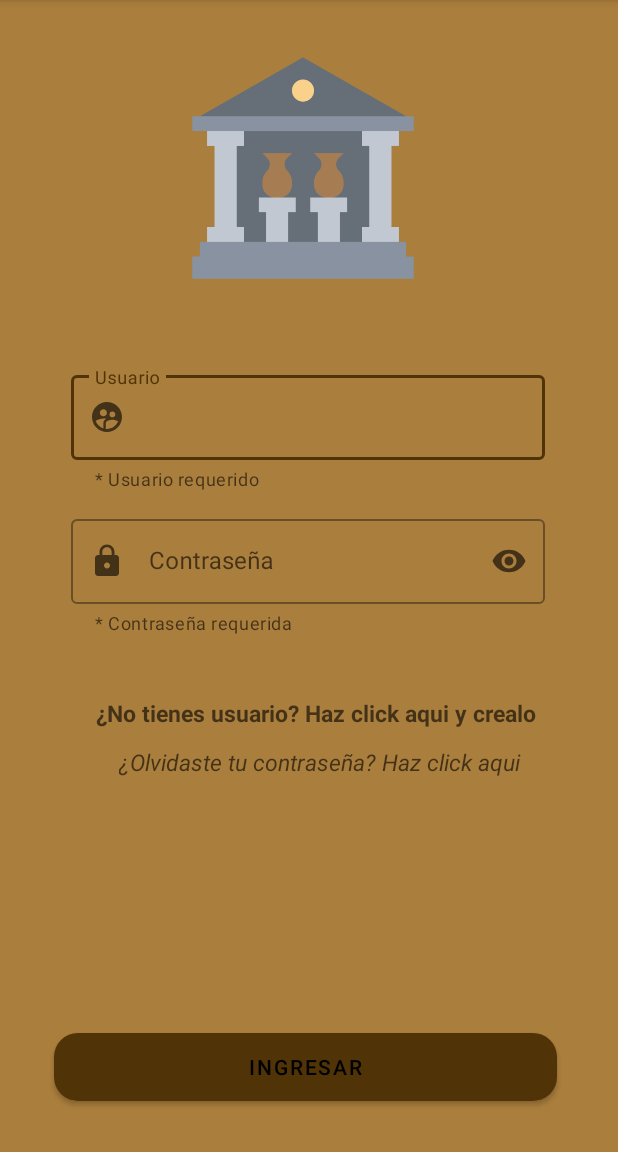
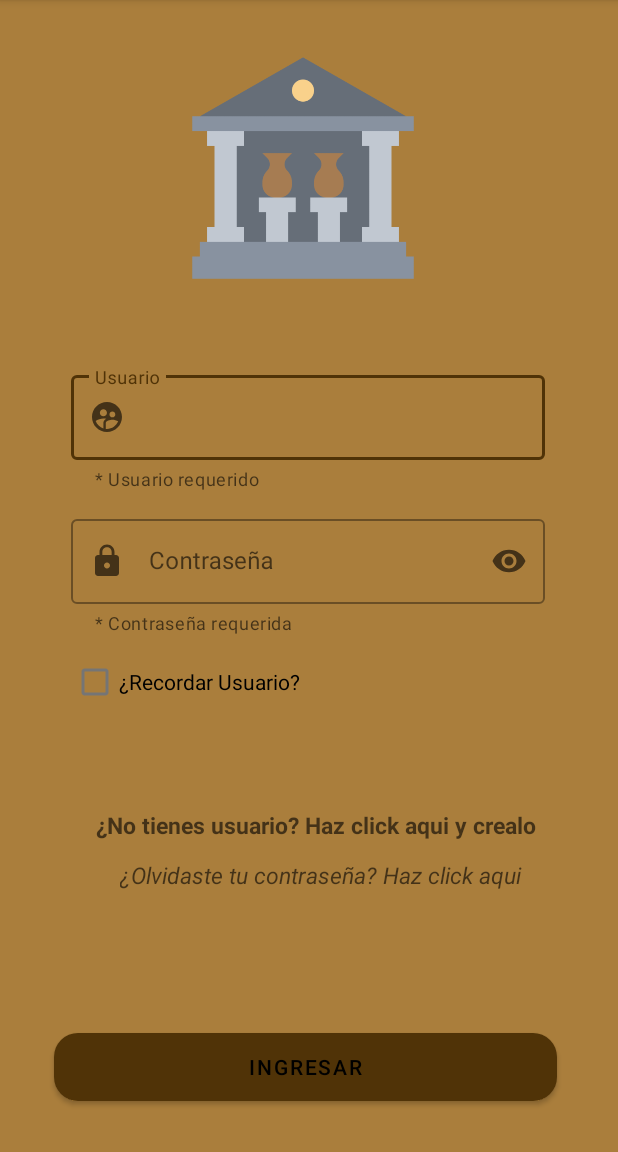
Before and after one commit to AlfredoGari/Aplicacion_Museo, an Android app: the screen it shows after launch (MainActivity), on a phone screen of 412 x 824 dp, the part 84-1236 px from its top. Run offline under Robolectric (Android 15) with nearby library versions, the phone set to English and light mode, and no system bars; our stand-ins replace Room's generated code.

```diff
--- a/app/src/main/res/layout/activity_splash.xml
+++ b/app/src/main/res/layout/activity_splash.xml
@@ -79,20 +79,20 @@
         app:layout_constraintBottom_toBottomOf="parent"
         app:layout_constraintLeft_toLeftOf="parent"
         app:layout_constraintTop_toTopOf="parent"
-        app:layout_constraintVertical_bias="0.631" />
+        app:layout_constraintVertical_bias="0.732" />
 
     <TextView
         android:id="@+id/label"
         android:layout_width="315dp"
         android:layout_height="31dp"
-        android:layout_marginLeft="79dp"
+        android:layout_marginLeft="80dp"
         android:hint="@string/info2"
         android:textSize="15dp"
         android:textStyle="italic"
         app:layout_constraintBottom_toBottomOf="parent"
         app:layout_constraintLeft_toLeftOf="parent"
         app:layout_constraintTop_toTopOf="parent"
-        app:layout_constraintVertical_bias="0.675" />
+        app:layout_constraintVertical_bias="0.777" />
 
     <ImageView
         android:id="@+id/imageView"
@@ -105,5 +105,16 @@
         app:layout_constraintVertical_bias="0.055"
         app:srcCompat="@drawable/museum_roman_temple_buildings_monuments_greek_icon_134521" />
 
+    <CheckBox
+        android:id="@+id/checkBox"
+        android:layout_width="wrap_content"
+        android:layout_height="wrap_content"
+        android:layout_marginLeft="47dp"
+        android:text="@string/remember"
+        app:layout_constraintBottom_toBottomOf="parent"
+        app:layout_constraintLeft_toLeftOf="parent"
+        app:layout_constraintTop_toTopOf="parent"
+        app:layout_constraintVertical_bias="0.598" />
+
 
 </androidx.constraintlayout.widget.ConstraintLayout>
--- a/app/src/main/res/values/strings.xml
+++ b/app/src/main/res/values/strings.xml
@@ -8,6 +8,8 @@
     <string name="ing">Ingresar</string>
     <string name="info">¿No tienes usuario? Haz click aqui y crealo</string>
     <string name="info2">¿Olvidaste tu contraseña? Haz click aqui</string>
+    <string name="remember">¿Recordar Usuario?</string>
+
     <!-- Strings pantalla de formulario -->
     <string name="form">FORMULARIO</string>
     <string name="nya">Usuario</string>
@@ -48,7 +50,9 @@
     <string name="tuc">Tu contraseña</string>
     <string name="tue">Tu E-mail</string>
     <string name="tuu">Tu Usuario</string>
-
+    <string name="iusu">Informacion del usuario</string>
+    <!-- TODO: Remove or change this placeholder text -->
+    <string name="hello_blank_fragment">Hello blank fragment</string>
 
 
 </resources>
--- a/app/src/main/res/values/themes.xml
+++ b/app/src/main/res/values/themes.xml
@@ -6,7 +6,7 @@
         <item name="colorPrimaryVariant">@color/black</item>
         <item name="colorOnPrimary">@color/white</item>
         <!-- Secondary brand color. -->
-        <item name="colorSecondary">@color/teal_200</item>
+        <item name="colorSecondary">@color/brownB</item>
         <item name="colorSecondaryVariant">@color/teal_700</item>
         <item name="colorOnSecondary">@color/black</item>
         <!-- Status bar color. -->
```
Also changed, not shown: app/src/main/AndroidManifest.xml (+9 -7 lines), app/src/main/java/com/example/museo/HomeActivity.kt (added, +51 -0 lines), app/src/main/java/com/example/museo/MuseoFragment.kt (added, +23 -0 lines), app/src/main/java/com/example/museo/navigation_user.kt (+7 -28 lines), app/src/main/res/drawable/ic_baseline_qr_code_scanner_24.xml (deleted, +0 -10 lines), app/src/main/res/layout/activity_home.xml (added, +58 -0 lines), app/src/main/res/layout/fragment_museo.xml (added, +24 -0 lines), app/src/main/res/menu/nav_menu.xml (+17 -9 lines).
